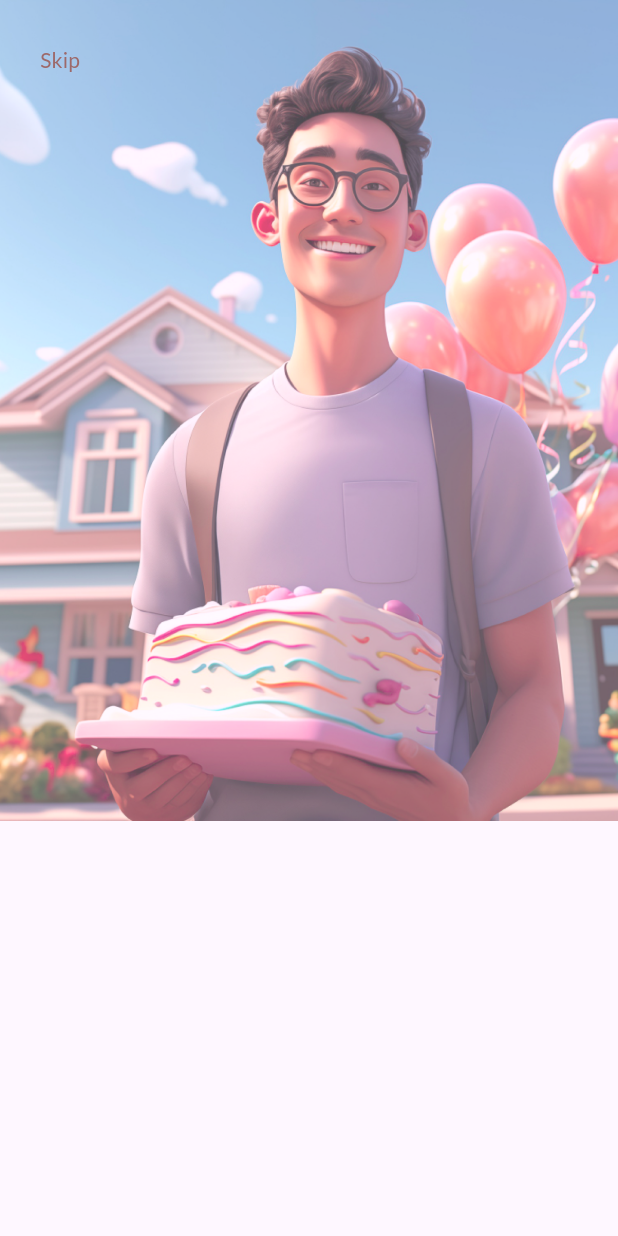
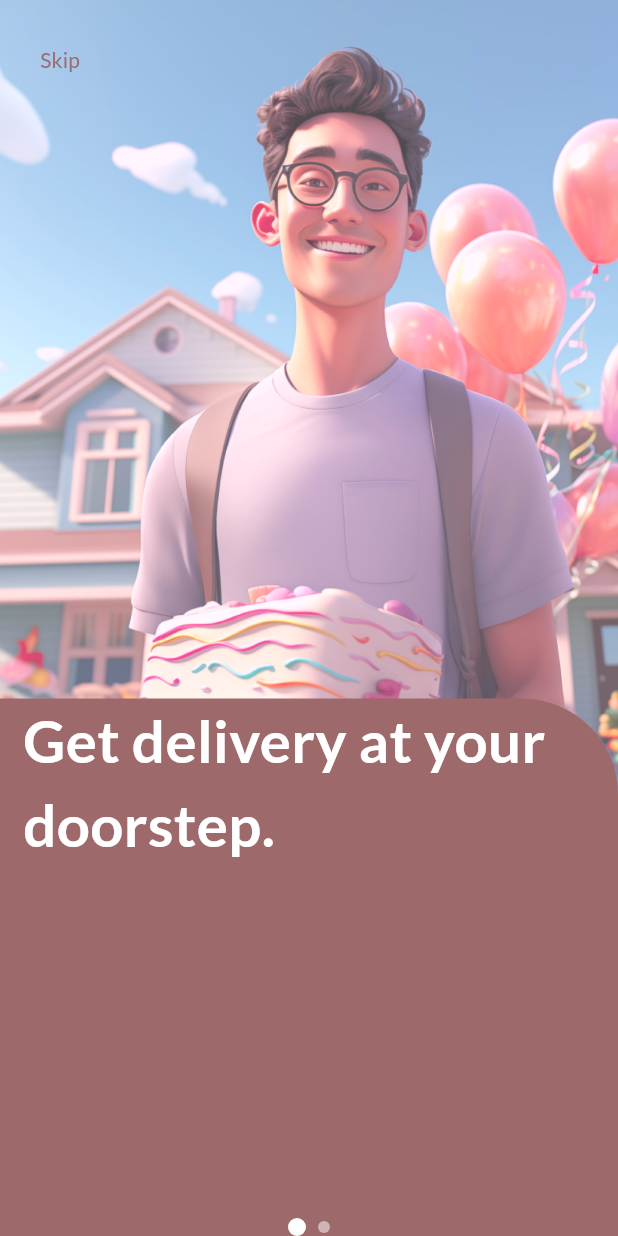
Before and after one commit to AswinAzikar/quiki_mob, a Flutter app: the screen it shows after launch, on a phone screen of 412 x 824 dp. Run offline on Flutter 3.47's test engine with Material 3 defaults, Android fonts, the phone set to English and light mode, and no system bars; drawn by our look-alikes of carousel_slider; our stand-ins replace flutter_svg, gap, logger, page_transition.

Commit message:
"Added CarouselSlider dependency and implemented it in PlateScreen widget"

```diff
--- a/lib/features/plate_screen/plate_screen.dart
+++ b/lib/features/plate_screen/plate_screen.dart
@@ -1,14 +1,24 @@
+import 'package:carousel_slider/carousel_slider.dart';
 import 'package:flutter/material.dart';
-import 'package:flutter/services.dart';
 import 'package:quiki/constants/constant.dart';
 import 'package:quiki/theme/theme.dart';
-
 import 'package:quiki/utils/size_utils.dart';
-
 import '../../gen/assets.gen.dart';
 
-class PlateScreen extends StatelessWidget {
+class PlateScreen extends StatefulWidget {
   const PlateScreen({super.key});
+
+  @override
+  State<PlateScreen> createState() => _PlateScreenState();
+}
+
+class _PlateScreenState extends State<PlateScreen> {
+  final List<String> plateText = [
+    "Get delivery at your doorstep.",
+    "Just Quikki"
+  ];
+
+  int _currentIndex = 0;
 
   @override
   Widget build(BuildContext context) {
@@ -20,9 +30,11 @@ class PlateScreen extends StatelessWidget {
       ),
       body: Stack(
         children: [
+          const Scaffold(),
           Image.asset(
             Assets.pngs.plateScreen.path,
             width: SizeUtils.width,
+            fit: BoxFit.fill,
           ),
           Positioned(
             left: padding,
@@ -35,8 +47,78 @@ class PlateScreen extends StatelessWidget {
                 "Skip",
                 style: context.latoRegular
                     .copyWith(color: primaryColor, fontSize: 14),
-                )),
-          )
+              ),
+            ),
+          ),
+          Positioned(
+            bottom: 0,
+            child: Container(
+              height: SizeUtils.height / 2.3,
+              width: SizeUtils.width,
+              decoration: const BoxDecoration(
+                color: primaryColor,
+                borderRadius: BorderRadius.only(
+                  topRight: Radius.circular(paddingXXL),
+                ),
+              ),
+              child: Column(
+                children: [
+                  CarouselSlider(
+                    items: plateText.map((text) {
+                      return Builder(
+                        builder: (BuildContext context) {
+                          return Padding(
+                            padding: EdgeInsets.symmetric(
+                                horizontal: paddingLarge.h),
+                            child: Text(
+                              text,
+                              style: context.latoBold.copyWith(
+                                fontSize: 44.fSize,
+                                color: Colors.white,
+                                fontWeight: FontWeight.bold,
+                              ),
+                              textAlign: TextAlign.start,
+                            ),
+                          );
+                        },
+                      );
+                    }).toList(),
+                    options: CarouselOptions(
+                      autoPlay: false,
+                      enlargeCenterPage: true,
+                      viewportFraction: 1.0,
+                      //  height: SizeUtils.height / 5,
+                      aspectRatio: 16 / 9,
+                      initialPage: 0,
+                      scrollDirection: Axis.horizontal,
+                      onPageChanged: (index, reason) {
+                        setState(() {
+                          _currentIndex = index;
+                        });
+                      },
+                    ),
+                  ),
+                  const Spacer(),
+                  Row(
+                    mainAxisAlignment: MainAxisAlignment.center,
+                    children: plateText.asMap().entries.map((entry) {
+                      return Container(
+                        width: _currentIndex == entry.key ? 12.0 : 8.0,
+                        height: _currentIndex == entry.key ? 12.0 : 8.0,
+                        margin: const EdgeInsets.symmetric(horizontal: 4.0),
+                        decoration: BoxDecoration(
+                          shape: BoxShape.circle,
+                          color: _currentIndex == entry.key
+                              ? Colors.white
+                              : Colors.white.withOpacity(0.5),
+                        ),
+                      );
+                    }).toList(),
+                  ),
+                ],
+              ),
+            ),
+          ),
         ],
       ),
     );
--- a/pubspec.yaml
+++ b/pubspec.yaml
@@ -16,6 +16,7 @@ dependencies:
   logger: ^2.5.0
   flutter_svg: ^2.0.14
   page_transition: ^2.1.0
+  carousel_slider: ^5.0.0
 
 dev_dependencies:
   flutter_test:
```
Also changed, not shown: pubspec.lock. Lines whose indentation alone changed are shown as unchanged.
